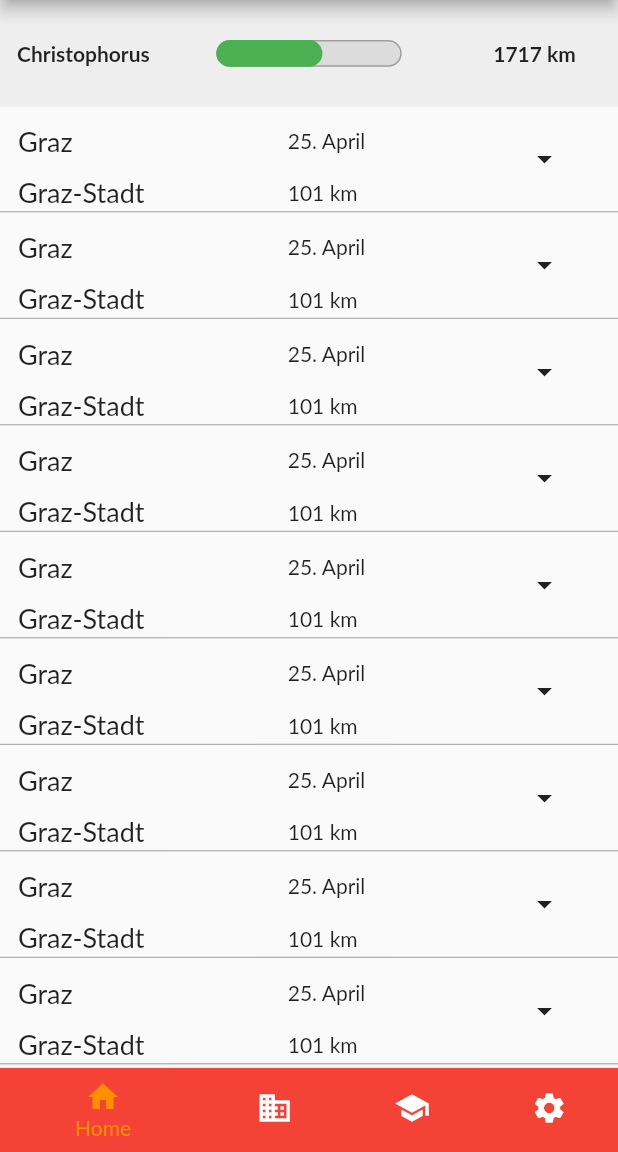
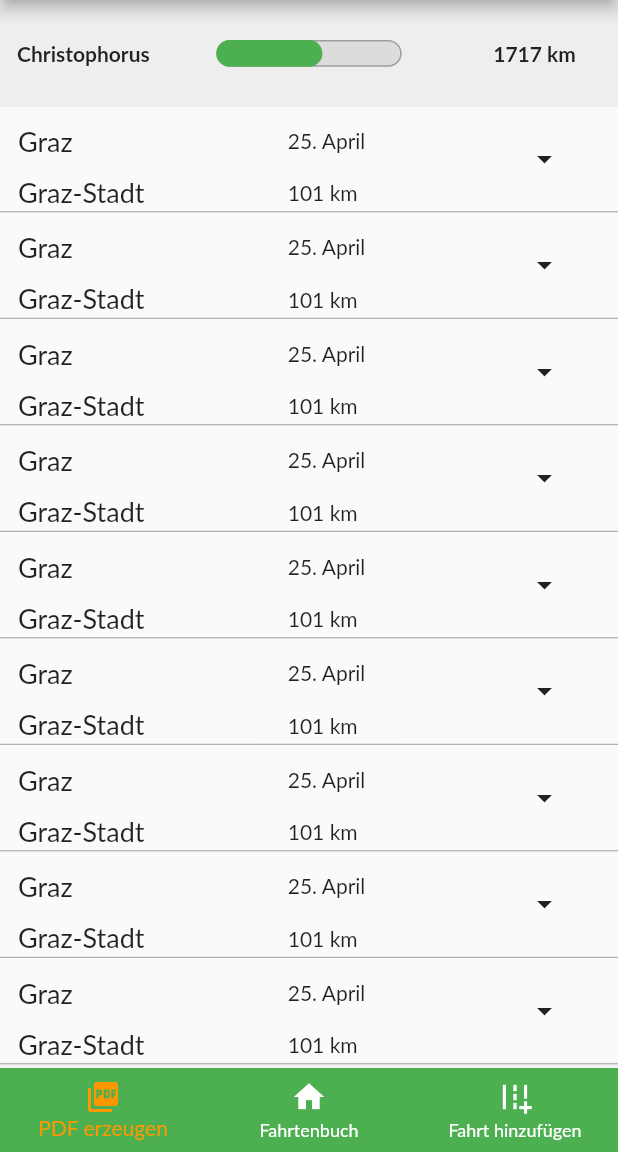
Before and after one commit to FelixSchmidt159/L17_ANDROID_APPLICATION, a Flutter app: the screen it shows after launch, on a phone screen of 412 x 824 dp, the part 84-1236 px from its top. Run offline on Flutter 3.47's test engine with Material 2 defaults, Android fonts, the phone set to English and light mode, and no system bars; Roboto replaces fonts that are missing (Lato).

Commit message:
cleaning up

```diff
--- a/lib/main.dart
+++ b/lib/main.dart
@@ -1,7 +1,7 @@
 import 'package:flutter/material.dart';
 import 'package:provider/provider.dart';
 
-import './screens/tours_overview_screen.dart';
+import 'screens/overview_screen.dart';
 import './providers/tours.dart';
 
 void main() {
@@ -24,7 +24,7 @@ class MyApp extends StatelessWidget {
             accentColor: Colors.deepOrange,
             fontFamily: 'Lato',
           ),
-          home: ToursOverviewScreen(),
+          home: OverviewScreen(),
           routes: {
             // ProductDetailScreen.routeName: (ctx) => ProductDetailScreen(),
           }),
--- /dev/null
+++ b/lib/screens/overview_screen.dart
@@ -0,0 +1,68 @@
+import 'package:flutter/material.dart';
+
+import '../widgets/app_drawer.dart';
+import '../widgets/tour_list.dart';
+
+class OverviewScreen extends StatefulWidget {
+  @override
+  _OverviewScreenState createState() => _OverviewScreenState();
+}
+
+class _OverviewScreenState extends State<OverviewScreen> {
+  int _selectedIndex = 0;
+
+  void _onItemTapped(int index) {
+    setState(() {
+      _selectedIndex = index;
+    });
+  }
+
+  @override
+  Widget build(BuildContext context) {
+    final appBar = AppBar(
+      title: const Text('Fahrtenbuch'),
+      centerTitle: true,
+    );
+    final bottomBar = BottomNavigationBar(
+      items: <BottomNavigationBarItem>[
+        BottomNavigationBarItem(
+          icon: Icon(Icons.picture_as_pdf),
+          label: 'PDF erzeugen',
+        ),
+        BottomNavigationBarItem(
+          icon: Icon(Icons.home),
+          label: 'Fahrtenbuch',
+        ),
+        BottomNavigationBarItem(
+          icon: Icon(Icons.add_road),
+          label: 'Fahrt hinzufügen',
+        ),
+      ],
+      currentIndex: _selectedIndex,
+      selectedItemColor: Colors.orange,
+      backgroundColor: Colors.green,
+      unselectedItemColor: Colors.white,
+      type: BottomNavigationBarType.fixed,
+      onTap: _onItemTapped,
+    );
+    final height = MediaQuery.of(context).size.height -
+        MediaQuery.of(context).padding.top -
+        appBar.preferredSize.height -
+        MediaQuery.of(context).padding.bottom -
+        kBottomNavigationBarHeight;
+    final width = MediaQuery.of(context).size.width;
+
+    List<Widget> _widgetOptions = <Widget>[
+      TourList(height, width),
+      TourList(height, width),
+      TourList(height, width),
+    ];
+
+    return Scaffold(
+      appBar: appBar,
+      body: _widgetOptions.elementAt(_selectedIndex),
+      drawer: AppDrawer(),
+      bottomNavigationBar: bottomBar,
+    );
+  }
+}
--- a/lib/screens/tours_overview_screen.dart
+++ /dev/null
@@ -1,125 +0,0 @@
-import 'package:flutter/material.dart';
-import 'package:intl/intl.dart';
-import 'package:provider/provider.dart';
-
-import '../providers/tour.dart';
-import '../providers/tours.dart';
-import '../widgets/app_drawer.dart';
-import '../widgets/chart_bar.dart';
-import '../widgets/tour_list_item.dart';
-
-class ToursOverviewScreen extends StatefulWidget {
-  @override
-  _ToursOverviewScreenState createState() => _ToursOverviewScreenState();
-}
-
-class _ToursOverviewScreenState extends State<ToursOverviewScreen> {
-  List<Tour> _items;
-  int _overallDistance;
-  int _selectedIndex = 0;
-  DateFormat dateFormat;
-
-  void _onItemTapped(int index) {
-    setState(() {
-      _selectedIndex = index;
-    });
-  }
-
-  @override
-  Widget build(BuildContext context) {
-    _items = Provider.of<Tours>(context).items;
-    _overallDistance = Provider.of<Tours>(context).overallDistance();
-    final appBar = AppBar(
-      title: const Text('Fahrtenbuch'),
-      centerTitle: true,
-    );
-    final bottomBar = BottomNavigationBar(
-      items: const <BottomNavigationBarItem>[
-        BottomNavigationBarItem(
-          icon: Icon(Icons.home),
-          label: 'Home',
-          backgroundColor: Colors.red,
-        ),
-        BottomNavigationBarItem(
-          icon: Icon(Icons.business),
-          label: 'Business',
-          backgroundColor: Colors.green,
-        ),
-        BottomNavigationBarItem(
-          icon: Icon(Icons.school),
-          label: 'School',
-          backgroundColor: Colors.purple,
-        ),
-        BottomNavigationBarItem(
-          icon: Icon(Icons.settings),
-          label: 'Settings',
-          backgroundColor: Colors.pink,
-        ),
-      ],
-      currentIndex: _selectedIndex,
-      selectedItemColor: Colors.amber[800],
-      onTap: _onItemTapped,
-    );
-    final height = MediaQuery.of(context).size.height -
-        MediaQuery.of(context).padding.top -
-        appBar.preferredSize.height -
-        MediaQuery.of(context).padding.bottom -
-        kBottomNavigationBarHeight;
-    final width = MediaQuery.of(context).size.width;
-
-    return Scaffold(
-      appBar: appBar,
-      body: Column(
-        children: <Widget>[
-          Container(
-            color: Colors.grey.shade200,
-            height: height * 0.10,
-            child: Row(
-              mainAxisAlignment: MainAxisAlignment.spaceAround,
-              children: [
-                Container(
-                  alignment: Alignment.center,
-                  width: width * 0.25,
-                  child: Text(
-                    'Christophorus',
-                    style: TextStyle(
-                      fontWeight: FontWeight.bold,
-                    ),
-                  ),
-                ),
-                SizedBox(
-                  width: width * 0.05,
-                ),
-                ChartBar(_overallDistance, 3000, height * 0.10),
-                SizedBox(
-                  width: width * 0.05,
-                ),
-                Container(
-                  width: width * 0.25,
-                  alignment: Alignment.center,
-                  child: Text(
-                    '$_overallDistance km',
-                    style: TextStyle(
-                      fontWeight: FontWeight.bold,
-                    ),
-                  ),
-                ),
-              ],
-            ),
-          ),
-          Container(
-            height: height * 0.90,
-            child: ListView.builder(
-              itemBuilder: (context, position) {
-                return TourListItem(position);
-              },
-              itemCount: _items.length,
-            ),
-          ),
-        ],
-      ),
-      drawer: AppDrawer(),
-      bottomNavigationBar: bottomBar,
-    );
-  }
-}
--- /dev/null
+++ b/lib/widgets/tour_list.dart
@@ -0,0 +1,75 @@
+import 'package:flutter/material.dart';
+import 'package:l17/providers/tour.dart';
+import 'package:l17/providers/tours.dart';
+import 'package:l17/widgets/chart_bar.dart';
+import 'package:l17/widgets/tour_list_item.dart';
+import 'package:provider/provider.dart';
+
+class TourList extends StatefulWidget {
+  double height;
+  double width;
+
+  TourList(this.height, this.width);
+
+  @override
+  _TourListState createState() => _TourListState();
+}
+
+class _TourListState extends State<TourList> {
+  List<Tour> _items;
+  int _overallDistance;
+  @override
+  Widget build(BuildContext context) {
+    _items = Provider.of<Tours>(context).items;
+    _overallDistance = Provider.of<Tours>(context).overallDistance();
+    return Column(
+      children: <Widget>[
+        Container(
+          color: Colors.grey.shade200,
+          height: widget.height * 0.10,
+          child: Row(
+            mainAxisAlignment: MainAxisAlignment.spaceAround,
+            children: [
+              Container(
+                alignment: Alignment.center,
+                width: widget.width * 0.25,
+                child: Text(
+                  'Christophorus',
+                  style: TextStyle(
+                    fontWeight: FontWeight.bold,
+                  ),
+                ),
+              ),
+              SizedBox(
+                width: widget.width * 0.05,
+              ),
+              ChartBar(_overallDistance, 3000, widget.height * 0.10),
+              SizedBox(
+                width: widget.width * 0.05,
+              ),
+              Container(
+                width: widget.width * 0.25,
+                alignment: Alignment.center,
+                child: Text(
+                  '$_overallDistance km',
+                  style: TextStyle(
+                    fontWeight: FontWeight.bold,
+                  ),
+                ),
+              ),
+            ],
+          ),
+        ),
+        Container(
+          height: widget.height * 0.90,
+          child: ListView.builder(
+            itemBuilder: (context, position) {
+              return TourListItem(position);
+            },
+            itemCount: _items.length,
+          ),
+        ),
+      ],
+    );
+  }
+}
```
